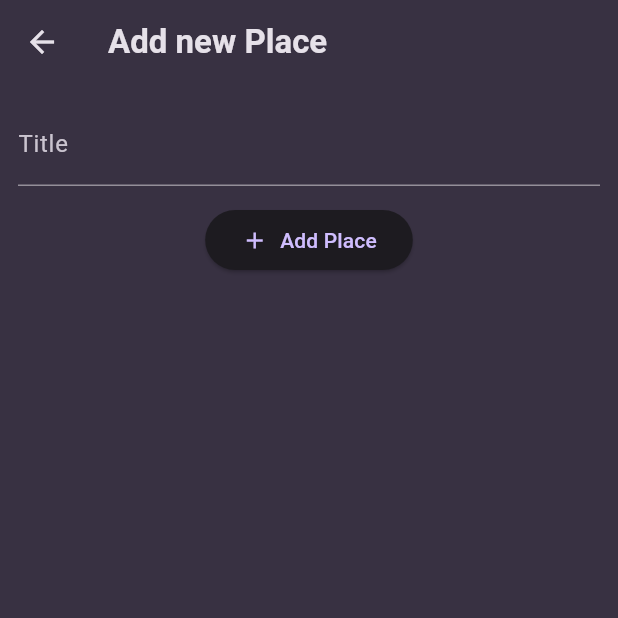
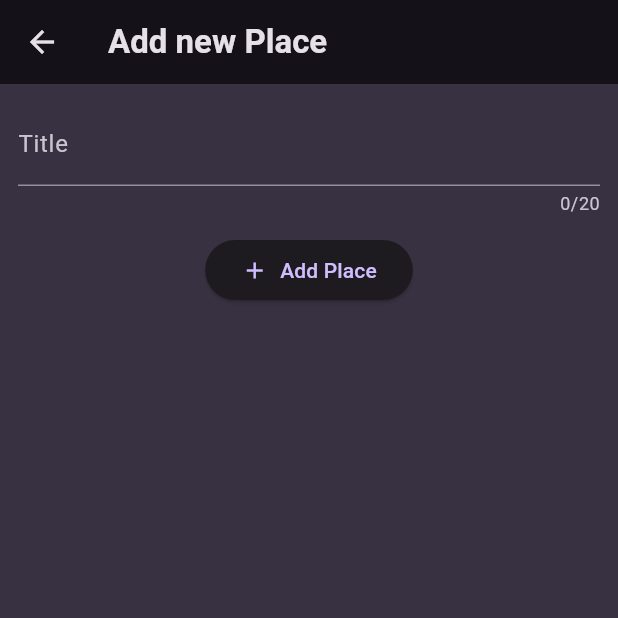
Before and after one commit to ikhsanmuhamad22/flutter-favorite_places, a Flutter app: the screen it shows after launch, after a tap on the "add" icon, on a phone screen of 412 x 824 dp, the top half of it. Run offline on Flutter 3.47's test engine with Material 3 defaults, Android fonts, the phone set to English and light mode, and no system bars; our stand-ins replace flutter_riverpod, google_fonts.

Commit message:
add: provider data & detail place

```diff
--- a/lib/main.dart
+++ b/lib/main.dart
@@ -1,16 +1,17 @@
 import 'package:favorite_places_app/screens/list_places.dart';
 import 'package:flutter/material.dart';
+import 'package:flutter_riverpod/flutter_riverpod.dart';
 
 import 'package:google_fonts/google_fonts.dart';
 
 final colorScheme = ColorScheme.fromSeed(
   brightness: Brightness.dark,
   seedColor: const Color.fromARGB(255, 102, 6, 247),
-  surface: const Color.fromARGB(255, 56, 49, 66),
+  background: const Color.fromARGB(255, 56, 49, 66),
 );
 
 final theme = ThemeData().copyWith(
-  scaffoldBackgroundColor: colorScheme.surface,
+  scaffoldBackgroundColor: colorScheme.background,
   colorScheme: colorScheme,
   textTheme: GoogleFonts.ubuntuCondensedTextTheme().copyWith(
     titleSmall: GoogleFonts.ubuntuCondensed(
@@ -27,7 +28,7 @@ final theme = ThemeData().copyWith(
 
 void main() {
   runApp(
-      const MyApp(),
+    ProviderScope(child: const MyApp()),
   );
 }
 
--- /dev/null
+++ b/lib/models/place.dart
@@ -0,0 +1,5 @@
+class Place {
+  const Place({required this.id, required this.title});
+  final String id;
+  final String title;
+}
--- /dev/null
+++ b/lib/providers/place_provider.dart
@@ -0,0 +1,13 @@
+import 'package:favorite_places_app/models/place.dart';
+import 'package:flutter_riverpod/flutter_riverpod.dart';
+
+class PlaceProvider extends StateNotifier<List<Place>> {
+  PlaceProvider() : super([]);
+
+  void addPlace(Place place) {
+    state = [...state, place];
+  }
+}
+
+final placeProvider =
+    StateNotifierProvider<PlaceProvider, List<Place>>((ref) => PlaceProvider());
--- a/lib/screens/list_places.dart
+++ b/lib/screens/list_places.dart
@@ -1,14 +1,17 @@
+import 'package:favorite_places_app/providers/place_provider.dart';
+import 'package:favorite_places_app/screens/detail_place.dart';
 import 'package:favorite_places_app/screens/new_places.dart';
 import 'package:flutter/material.dart';
+import 'package:flutter_riverpod/flutter_riverpod.dart';
 
-class ListPlaces extends StatefulWidget {
+class ListPlaces extends ConsumerStatefulWidget {
   const ListPlaces({super.key});
 
   @override
-  State<ListPlaces> createState() => _ListPlacesState();
+  ConsumerState<ListPlaces> createState() => _ListPlacesState();
 }
 
-class _ListPlacesState extends State<ListPlaces> {
+class _ListPlacesState extends ConsumerState<ListPlaces> {
   void _addPlace() {
     Navigator.of(context).push(MaterialPageRoute(
       builder: (context) => NewPlaces(),
@@ -17,17 +20,43 @@ class _ListPlacesState extends State<ListPlaces> {
 
   @override
   Widget build(BuildContext context) {
-    return Scaffold(
-      appBar: AppBar(
-        title: Text('Your Places'),
-        actions: [IconButton(onPressed: _addPlace, icon: Icon(Icons.add))],
-      ),
-      body: Center(
-        child: Text(
-          'No Places added yet',
-          style: Theme.of(context).textTheme.titleMedium,
-        ),
+    final place = ref.watch(placeProvider);
+
+    Widget content = Center(
+      child: Text(
+        'No Places added yet',
+        style: Theme.of(context).textTheme.titleMedium,
       ),
     );
+
+    if (place.isNotEmpty) {
+      content = ListView.builder(
+        itemCount: place.length,
+        itemBuilder: (context, index) {
+          return Container(
+            alignment: Alignment.topLeft,
+            padding: EdgeInsets.symmetric(vertical: 0, horizontal: 8),
+            child: TextButton(
+                onPressed: () => Navigator.of(context).push(MaterialPageRoute(
+                      builder: (context) => DetailPlace(place: place[index]),
+                    )),
+                child: Text(
+                  place[index].title,
+                  style: Theme.of(context)
+                      .textTheme
+                      .bodyLarge!
+                      .copyWith(color: Colors.white, fontSize: 18),
+                )),
+          );
+        },
+      );
+    }
+
+    return Scaffold(
+        appBar: AppBar(
+          title: Text('Your Places'),
+          actions: [IconButton(onPressed: _addPlace, icon: Icon(Icons.add))],
+        ),
+        body: content);
   }
 }
--- a/lib/screens/new_places.dart
+++ b/lib/screens/new_places.dart
@@ -1,7 +1,23 @@
+import 'package:favorite_places_app/models/place.dart';
+import 'package:favorite_places_app/providers/place_provider.dart';
 import 'package:flutter/material.dart';
+import 'package:flutter_riverpod/flutter_riverpod.dart';
 
-class NewPlaces extends StatelessWidget {
+class NewPlaces extends ConsumerStatefulWidget {
   const NewPlaces({super.key});
+
+  @override
+  ConsumerState<NewPlaces> createState() => _NewPlacesState();
+}
+
+class _NewPlacesState extends ConsumerState<NewPlaces> {
+  var _inputTitle = '';
+
+  void _savePlaces() {
+    Place newPlace = Place(id: DateTime.now().toString(), title: _inputTitle);
+    ref.read(placeProvider.notifier).addPlace(newPlace);
+    Navigator.of(context).pop();
+  }
 
   @override
   Widget build(BuildContext context) {
@@ -9,23 +25,31 @@ class NewPlaces extends StatelessWidget {
       appBar: AppBar(
         title: Text('Add new Place'),
       ),
-      body: Form(child:
-        Padding(
+      body: Form(
+        child: Padding(
           padding: const EdgeInsets.all(12),
-          child: Column(children: [
-            TextFormField(decoration:
-              InputDecoration(label: Text('Title'),
+          child: Column(
+            children: [
+              TextFormField(
+                maxLength: 20,
+                decoration: InputDecoration(label: Text('Title')),
+                onChanged: (newValue) => _inputTitle = newValue,
               ),
+              SizedBox(
+                height: 12,
               ),
-              SizedBox(height: 12,),
-            ElevatedButton(onPressed: () {}, child: Row(
+              ElevatedButton(
+                onPressed: _savePlaces,
+                child: Row(
                   mainAxisSize: MainAxisSize.min,
                   crossAxisAlignment: CrossAxisAlignment.center,
                   children: [
                     Icon(Icons.add),
                     SizedBox(width: 8),
                     Text('Add Place')
-              ],))
+                  ],
+                ),
+              )
             ],
           ),
         ),
--- a/pubspec.yaml
+++ b/pubspec.yaml
@@ -35,6 +35,8 @@ dependencies:
   # Use with the CupertinoIcons class for iOS style icons.
   cupertino_icons: ^1.0.8
   google_fonts: ^6.2.1
+  riverpod: ^2.6.1
+  flutter_riverpod: ^2.6.1
 
 dev_dependencies:
   flutter_test:
```
Also changed, not shown: lib/screens/detail_place.dart (added, +17 -0 lines), pubspec.lock. Lines whose indentation alone changed are shown as unchanged.
